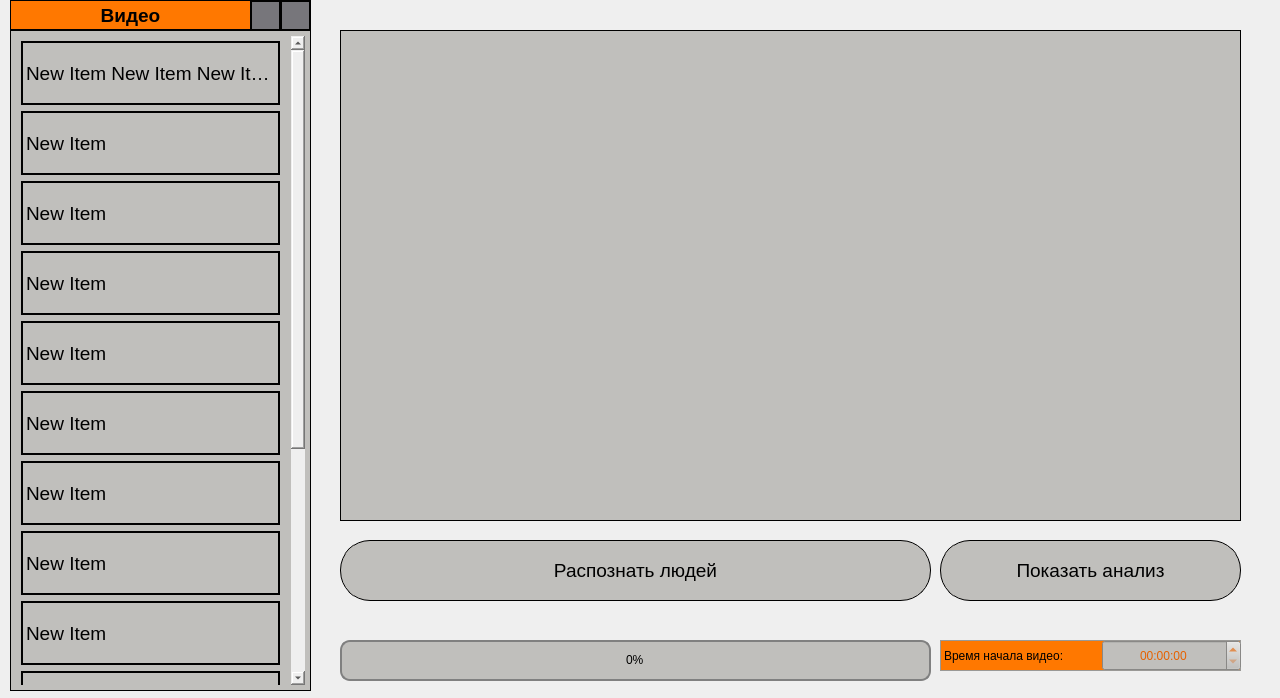
This is main_ui.ui in darktau34/VKR_videoanalysis_programm as Qt 5 draws it before an edit. The edited form follows.
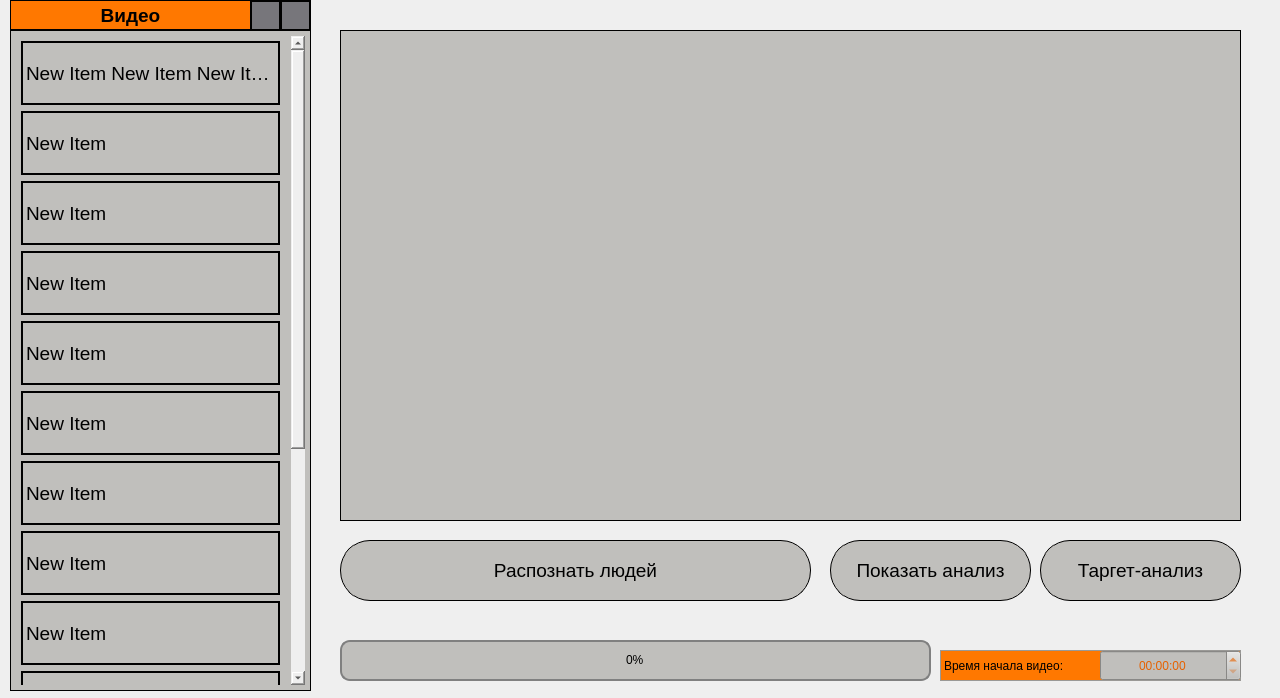
This is the edited form. Icons and pictures are not drawn.

Commit message: Working on target detection

What changed in the file:
```diff
--- a/main_ui.ui
+++ b/main_ui.ui
@@ -264,7 +264,7 @@
      <rect>
       <x>340</x>
       <y>540</y>
-      <width>591</width>
+      <width>471</width>
       <height>61</height>
      </rect>
     </property>
@@ -505,9 +505,9 @@
     </property>
     <property name="geometry">
      <rect>
-      <x>940</x>
+      <x>830</x>
       <y>540</y>
-      <width>301</width>
+      <width>201</width>
       <height>61</height>
      </rect>
     </property>
@@ -812,7 +812,7 @@
     <property name="geometry">
      <rect>
       <x>940</x>
-      <y>640</y>
+      <y>650</y>
       <width>301</width>
       <height>31</height>
      </rect>
@@ -830,9 +830,9 @@
    <widget class="QTimeEdit" name="input_appear">
     <property name="geometry">
      <rect>
-      <x>1102</x>
-      <y>640</y>
-      <width>139</width>
+      <x>1100</x>
+      <y>650</y>
+      <width>141</width>
       <height>31</height>
      </rect>
     </property>
@@ -923,6 +923,50 @@
      </size>
     </property>
    </widget>
+   <widget class="QPushButton" name="btn_start_target">
+    <property name="enabled">
+     <bool>false</bool>
+    </property>
+    <property name="geometry">
+     <rect>
+      <x>1040</x>
+      <y>540</y>
+      <width>201</width>
+      <height>61</height>
+     </rect>
+    </property>
+    <property name="font">
+     <font>
+      <pointsize>14</pointsize>
+      <weight>50</weight>
+      <bold>false</bold>
+     </font>
+    </property>
+    <property name="cursor">
+     <cursorShape>PointingHandCursor</cursorShape>
+    </property>
+    <property name="styleSheet">
+     <string notr="true">QPushButton {
+	border-radius: 30px;
+	background-color: rgb(255, 120, 0);
+	border-style: solid;
+	border-width: 1px;
+	border-color: rgb(0, 0, 0);
+}
+
+QPushButton:disabled {
+	background-color: rgb(192, 191, 188);
+	color: rgb(0, 0, 0);
+}
+
+QPushButton:hover {
+	background-color: qlineargradient(spread:reflect, x1:0.493, y1:0.488545, x2:1, y2:1, stop:0.189055 rgba(255, 120, 0, 255), stop:1 rgba(255, 232, 214, 255));
+}</string>
+    </property>
+    <property name="text">
+     <string>Таргет-анализ</string>
+    </property>
+   </widget>
   </widget>
  </widget>
  <resources/>
```
The commit also changes 12 other files.
